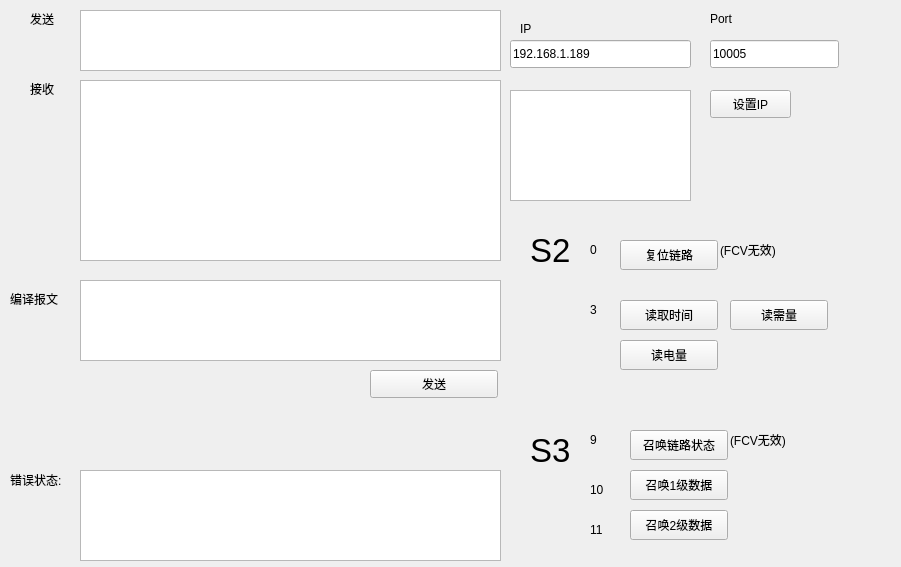
This is Client/widget.ui in robbiesky/qt_tcp_client_server as Qt 5 draws it before an edit. The edited form follows.
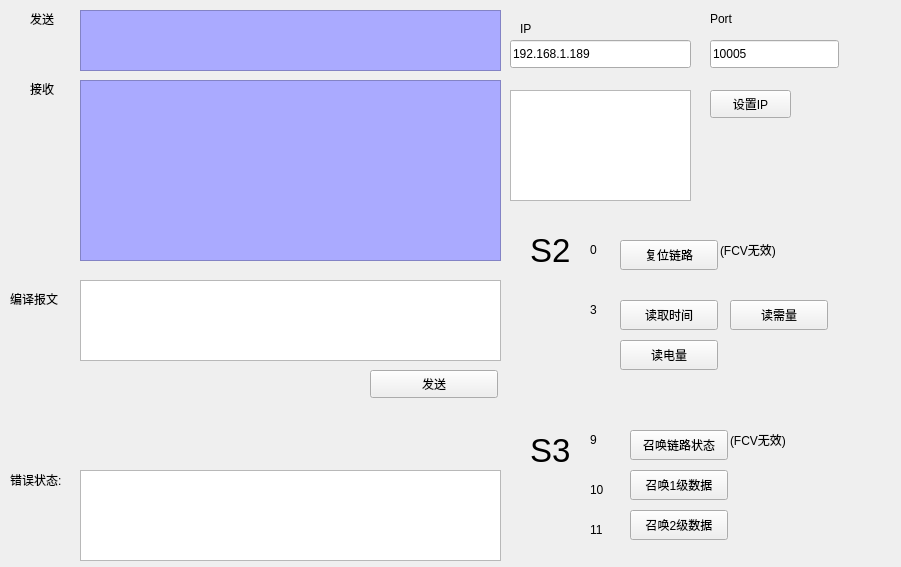
This is the edited form. Icons and pictures are not drawn.

Commit message: 加些快捷按钮,修改颜色

```diff
--- a/Client/widget.ui
+++ b/Client/widget.ui
@@ -20,7 +20,7 @@
   <widget class="QLabel" name="errorLabel">
    <property name="geometry">
     <rect>
-     <x>250</x>
+     <x>80</x>
      <y>440</y>
      <width>251</width>
      <height>20</height>
@@ -140,6 +140,10 @@
      <bold>true</bold>
     </font>
    </property>
+   <property name="styleSheet">
+    <string notr="true">background-color: rgb(170, 170, 255);
+color: rgb(85, 0, 0);</string>
+   </property>
    <property name="readOnly">
     <bool>true</bool>
    </property>
@@ -202,6 +206,10 @@
      <bold>true</bold>
     </font>
    </property>
+   <property name="styleSheet">
+    <string notr="true">background-color: rgb(170, 170, 255);
+color: rgb(0, 85, 0);</string>
+   </property>
    <property name="textInteractionFlags">
     <set>Qt::TextSelectableByKeyboard|Qt::TextSelectableByMouse</set>
    </property>
```
Left out of the diff: 3 changed lines with no effect on the pictures. The commit also changes 5 other files.
